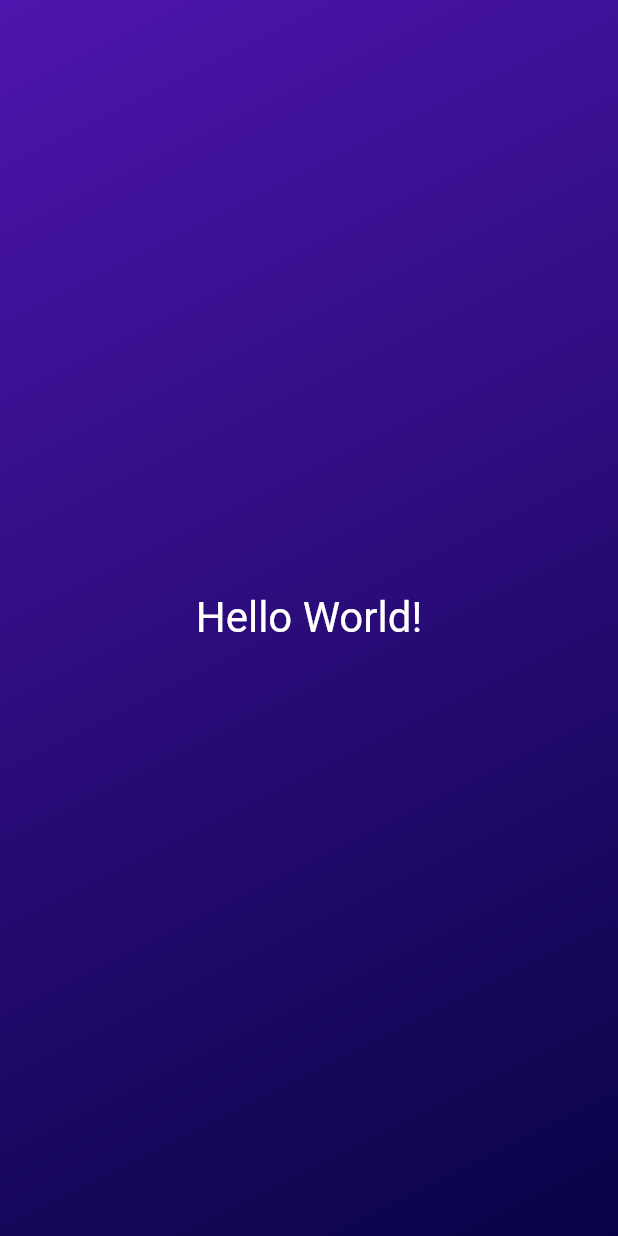
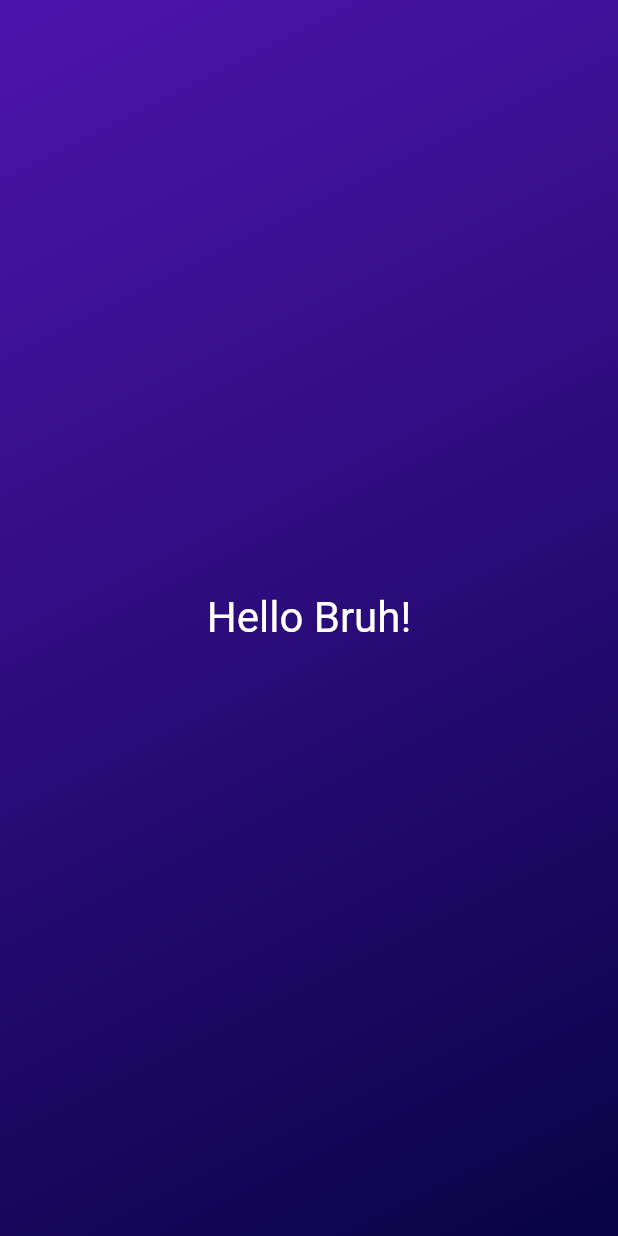
Before and after one commit to ozgurucar/FlutterUdemyCourse, a Flutter app: the GradientContainer widget shown alone on an empty page, opened directly, on a phone screen of 412 x 824 dp. Run offline on Flutter 3.47's test engine with Material 2 defaults, Android fonts, the phone set to English and light mode, and no system bars.

Commit message:
text method modified as input can be entered

```diff
--- a/lib/gradient_container.dart
+++ b/lib/gradient_container.dart
@@ -23,7 +23,7 @@ class GradientContainer extends StatelessWidget {
           ),
         ),
         child: const Center(
-          child: StyledText(),
+          child: StyledText('Hello Bruh!'),
         ));
   }
 }
--- a/lib/styled_text.dart
+++ b/lib/styled_text.dart
@@ -1,12 +1,15 @@
 import 'package:flutter/material.dart';
 
 class StyledText extends StatelessWidget {
-  const StyledText({super.key});
+  const StyledText(this.text, {super.key});
+
+  final String text;
+
   @override
   Widget build(context) {
-    return const Text(
-      'Hello World!',
-      style: TextStyle(
+    return Text(
+      text,
+      style: const TextStyle(
         color: Colors.white,
         fontSize: 28,
       ),
```
